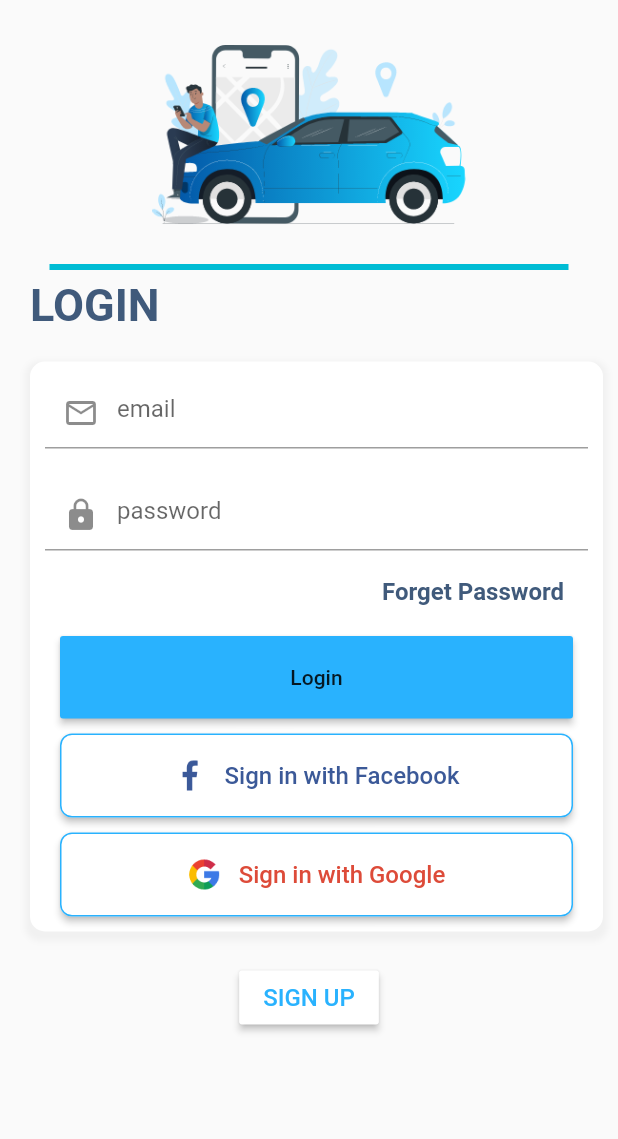
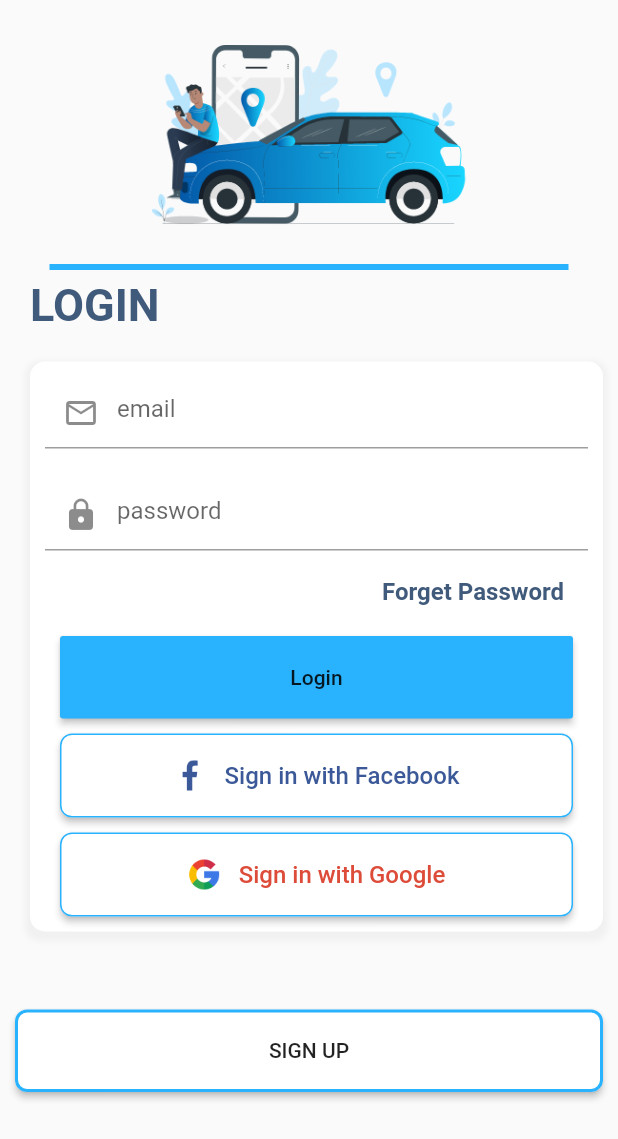
Before and after one commit to nilsys/flutterpractice, a Flutter app: the SignIn screen opened directly, on a phone screen of 412 x 824 dp. Shown: the top 1139 px of the screen. Run offline on Flutter 3.47's test engine with Material 2 defaults, Android fonts, the light colour scheme and no system bars; our stand-ins replace after_layout, bottom_navy_bar, connectivity, dio, intro_slider, shared_preferences and 2 more; accounts and stored records are empty.

Commit message:
finish login design

```diff
--- a/lib/ui/SignIn.dart
+++ b/lib/ui/SignIn.dart
@@ -1,5 +1,6 @@
 import 'package:flutter/cupertino.dart';
 import 'package:flutter/material.dart';
+import 'package:flutterpractice/component/ButtonImaged.dart';
 import 'package:flutterpractice/component/CardBox.dart';
 
 class SignIn extends StatefulWidget{
@@ -32,7 +33,7 @@ class _SignIn extends State<SignIn>{
               padding: EdgeInsets.only(left: 33,right: 33),
               child: Divider(
                 thickness: 4,
-                  color: Colors.cyan
+                  color: Color(0xff29B2FE)
               ),
             ),
             Container(
@@ -91,7 +92,8 @@ class _SignIn extends State<SignIn>{
                                 height: 55,
                                 margin: EdgeInsets.only(
                                     right: 10, left: 10, top: 20),
-                                child: RaisedButton(
+                                 child:
+                                RaisedButton(
                                   onPressed: () {
                                     // Validate returns true if the form is valid, otherwise false.
                                     if (_formKey.currentState.validate()) {
@@ -158,14 +160,14 @@ class _SignIn extends State<SignIn>{
                                     style: TextStyle(
                                         color: Color(0xffDD4B39), fontSize: 16),
                                   ),
-                                   icon:Image.asset("images/google.png",height: 30,width: 30,)
-                                    ,
+                                   icon:Image.asset("images/google.png",height: 30,width: 30,),
                                     shape:RoundedRectangleBorder(
                                         borderRadius: BorderRadius.circular(8.0),
                                         side: BorderSide(color: Color(0xff29B2FE))
                                     )
                                 ),
-                              )
+
+                              ),
                             ],
                           )
 
@@ -179,21 +181,25 @@ class _SignIn extends State<SignIn>{
               )),),
             SizedBox(height: 20,),
             Container(
-            child: RaisedButton(
-              onPressed: () {
-                // Validate returns true if the form is valid, otherwise false.
-                if (_formKey.currentState.validate()) {
-                  // If the form is valid, display a snackbar. In the real world,
-                  // you'd often call a server or save the information in a database.
-                }
-              },
-              color: Colors.white,
-              child: Text(
-                'SIGN UP',
-                style: TextStyle(color: Color(0xff29B2FE), fontSize: 16),
+              width: double.infinity,
+              height: 55,
+              margin: EdgeInsets.only(
+                  right: 10, left: 10, top: 32),
+              child:
+              RaisedButton(
+                onPressed: () {
+                  // Validate returns true if the form is valid, otherwise false.
+
+                },
+                child: Text('SIGN UP'),
+                color:Colors.white,
+                 shape:RoundedRectangleBorder(
+                      borderRadius: BorderRadius.circular(8.0),
+                      side: BorderSide(color: Color(0xff29B2FE),width: 2)
+                  )
+              )
               ),
-            ),
-          ),
+
         ],
       ),
     );
```
Also changed, not shown: lib/component/ButtonImaged.dart (added, +24 -0 lines).
